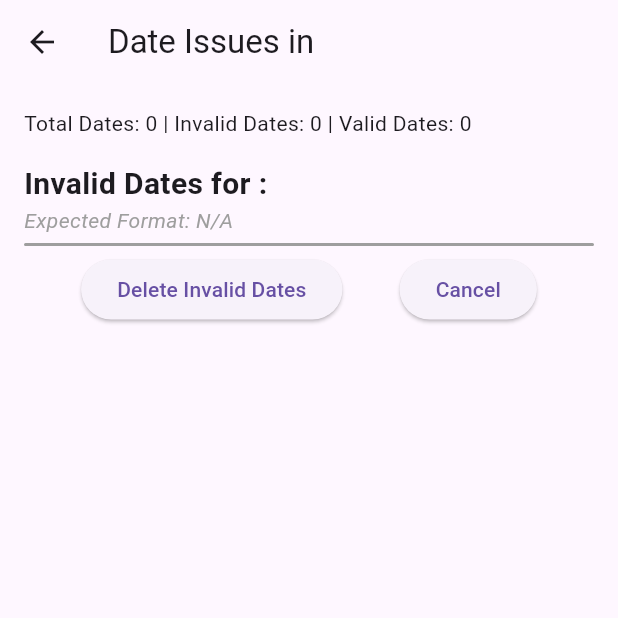
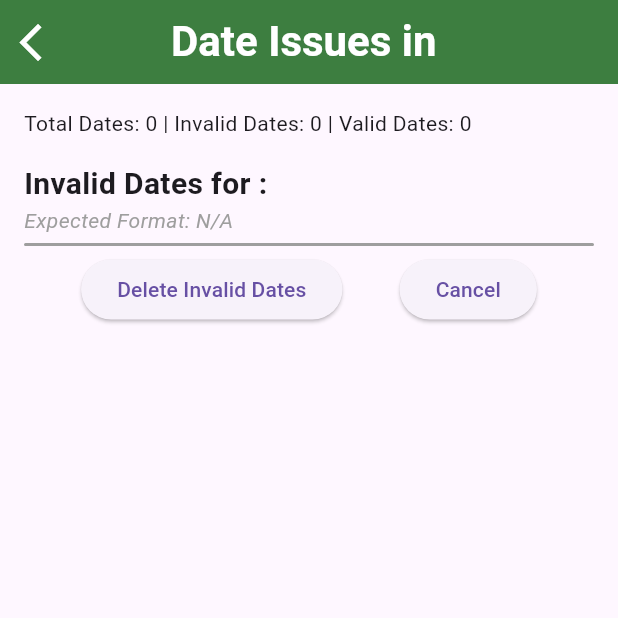
Before and after one commit to AcePenaflorida/Data-Sweep, a Flutter app: the DateIssuePage screen opened directly with empty values, on a phone screen of 412 x 824 dp, the top half of it. Run offline on Flutter 3.47's test engine with Material 3 defaults, Android fonts, the phone set to English and light mode, and no system bars; our stand-ins replace csv, file_picker, permission_handler.

Commit message:
header changes in the four issues pages

```diff
--- a/data_sweep/lib/issues/date.dart
+++ b/data_sweep/lib/issues/date.dart
@@ -136,7 +136,28 @@ class _DateIssuePageState extends State<DateIssuePage> {
   @override
   Widget build(BuildContext context) {
     return Scaffold(
-      appBar: AppBar(title: Text("Date Issues in ${widget.columnName}")),
+      appBar: AppBar(
+        title: Text(
+          "Date Issues in ${widget.columnName}",
+          style: TextStyle(
+            fontFamily: 'Roboto',
+            fontWeight: FontWeight.bold,
+            fontSize: 28,
+            color: Colors.white,
+          ),
+        ),
+        centerTitle: true,
+        backgroundColor: const Color.fromARGB(255, 61, 126, 64),
+        elevation: 0,
+        leading: IconButton(
+          icon: const Icon(Icons.arrow_back_ios,
+          size: 30,
+          color: Colors.white),
+          onPressed: () {
+            Navigator.pop(context);
+          },
+        ),
+      ),
       body: Padding(
         padding: const EdgeInsets.all(16.0),
         child: Column(
--- a/data_sweep/lib/main.dart
+++ b/data_sweep/lib/main.dart
@@ -11,6 +11,7 @@
   @override
   Widget build(BuildContext context) {
     return MaterialApp(
+      debugShowCheckedModeBanner: false,
       title: 'Data Sweep',
       theme: ThemeData(
         primarySwatch: Colors.green,
```
Also changed, not shown: data_sweep/lib/issues/categorical.dart (+20 -1 lines), data_sweep/lib/issues/non_categorical.dart (+22 -1 lines), data_sweep/lib/issues/numerical.dart (+22 -1 lines).
